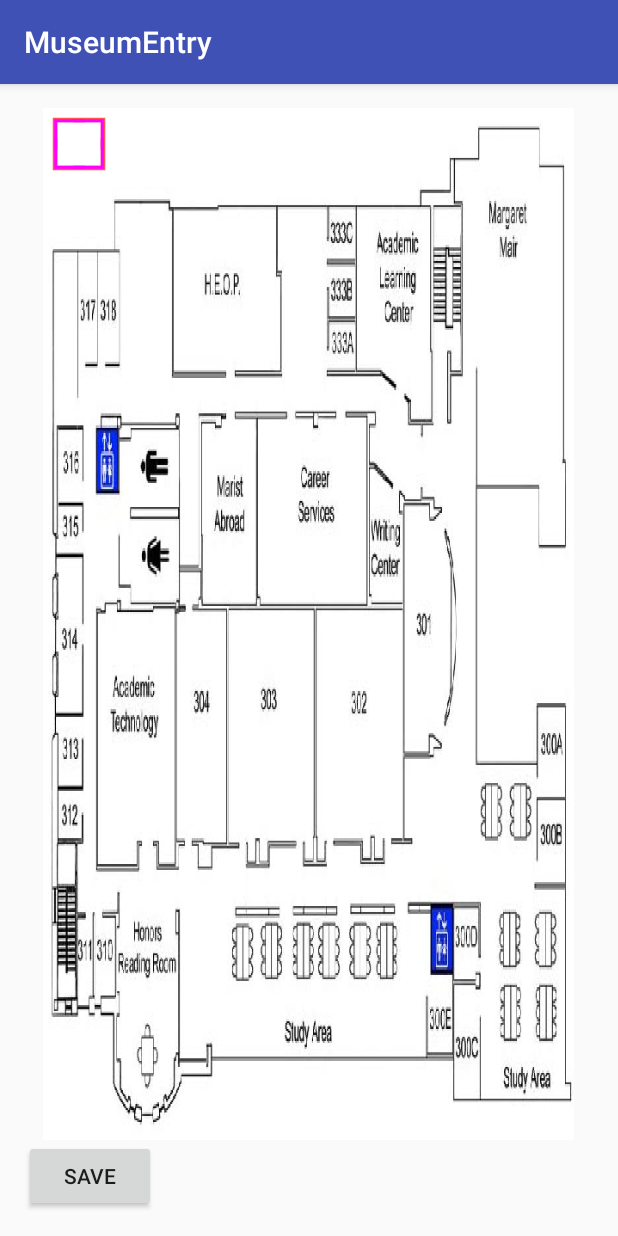
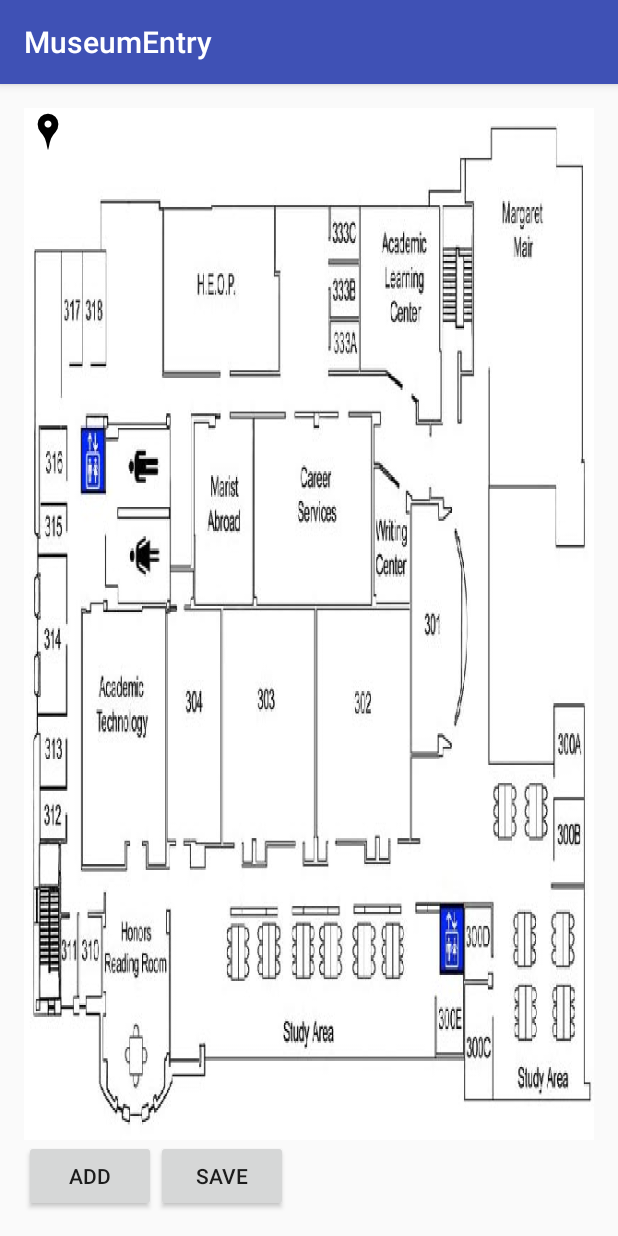
Before and after one commit to lanetteamkaushal/MuseumEntry, an Android app: the screen it shows after launch (MainActivity), on a phone screen of 412 x 824 dp. Run offline under Robolectric (Android 15) with nearby library versions, the light colour scheme and no system bars; libraries missing offline, so code that uses them is left out: com.estimote.sdk; 6 statements that could not run were skipped.

Commit message:
25th Oct 2016 Commit for Drag Fragment.

```diff
--- a/app/src/main/java/com/guam/museumentry/MainActivity.java
+++ b/app/src/main/java/com/guam/museumentry/MainActivity.java
@@ -2,40 +2,77 @@
 
 import android.graphics.Bitmap;
 import android.graphics.BitmapFactory;
+import android.graphics.drawable.BitmapDrawable;
+import android.os.Build;
 import android.os.Bundle;
 import android.support.v7.app.AppCompatActivity;
+import android.util.Log;
 import android.view.View;
+import android.widget.FrameLayout;
+import android.widget.ImageView;
 
 import com.estimote.sdk.EstimoteSDK;
 import com.estimote.sdk.SystemRequirementsChecker;
-import com.guam.museumentry.crop.cropwindow.CropImageView;
 import com.guam.museumentry.global.AndroidUtilities;
 import com.guam.museumentry.global.BuildVars;
+import com.guam.museumentry.v4Style.DragFrameLayout;
 
 import static com.guam.museumentry.global.GlobalApplication.applicationContext;
 
 public class MainActivity extends AppCompatActivity {
 
-    CropImageView cropImageView;
+    private static final String TAG = "MainActivity";
+    DragFrameLayout cropImageView;
 
     @Override
     protected void onCreate(Bundle savedInstanceState) {
         super.onCreate(savedInstanceState);
         setContentView(R.layout.activity_main);
-        cropImageView = (CropImageView) findViewById(R.id.CropImageView);
+        cropImageView = (DragFrameLayout) findViewById(R.id.CropImageView);
+        cropImageView.setDragFrameController(new DragFrameLayout.DragFrameLayoutController() {
+
+            @Override
+            public void onDragDrop(View floatingShape, boolean captured) {
+                /* Animate the translation of the {@link View}. Note that the translation
+                 is being modified, not the elevation. */
+                if (Build.VERSION.SDK_INT >= Build.VERSION_CODES.LOLLIPOP) {
+                    floatingShape.animate()
+                            .translationZ(captured ? 50 : 0)
+                            .setDuration(100);
+                }
+                Log.d(TAG, captured ? "Drag" : "Drop");
+            }
+        });
         BitmapFactory.Options opts = new BitmapFactory.Options();
         opts.outWidth = AndroidUtilities.displaySize.x;
         opts.outHeight = AndroidUtilities.displaySize.y - AndroidUtilities.dp(72);
         Bitmap bitmap = BitmapFactory.decodeResource(getResources(), R.drawable.floor_1, opts);
         bitmap = Bitmap.createScaledBitmap(bitmap, AndroidUtilities.displaySize.x, AndroidUtilities.displaySize.y - AndroidUtilities.dp(24), false);
-        cropImageView.setImageBitmap(bitmap);
         setupEstimote();
         (findViewById(R.id.btnSavePin)).setOnClickListener(new View.OnClickListener() {
             @Override
             public void onClick(View view) {
-                cropImageView.getCroppedImage();
+//                cropImageView.getCroppedImage();
             }
         });
+        (findViewById(R.id.btnAddPin)).setOnClickListener(new View.OnClickListener() {
+            @Override
+            public void onClick(View view) {
+                ImageView iv_sticker = new ImageView(MainActivity.this);
+                iv_sticker.setImageDrawable(getResources().getDrawable(R.drawable.ic_action_location));
+                FrameLayout.LayoutParams layoutParams = new FrameLayout.LayoutParams(AndroidUtilities.dp(32), AndroidUtilities.dp(32));
+                cropImageView.addView(iv_sticker, layoutParams);
+                cropImageView.addDragView(iv_sticker);//,layoutParams);
+            }
+        });
+        cropImageView.setBackgroundDrawable(new BitmapDrawable(getResources(), bitmap));
+        ImageView iv_sticker = new ImageView(MainActivity.this);
+        Bitmap bitmap1 = BitmapFactory.decodeResource(getResources(), R.drawable.ic_action_location);
+        bitmap1 = Bitmap.createScaledBitmap(bitmap1, AndroidUtilities.dp(32), AndroidUtilities.dp(32), false);
+        iv_sticker.setImageDrawable(new BitmapDrawable(getResources(), bitmap1));
+        FrameLayout.LayoutParams layoutParams = new FrameLayout.LayoutParams(AndroidUtilities.dp(32), AndroidUtilities.dp(32));
+        cropImageView.addView(iv_sticker, layoutParams);
+        cropImageView.addDragView(iv_sticker);//,layoutParams);
     }
 
     private void setupEstimote() {
--- a/app/src/main/res/layout/activity_main.xml
+++ b/app/src/main/res/layout/activity_main.xml
@@ -1,6 +1,5 @@
 <?xml version="1.0" encoding="utf-8"?>
 <RelativeLayout xmlns:android="http://schemas.android.com/apk/res/android"
-    xmlns:custom="http://schemas.android.com/apk/res-auto"
     xmlns:tools="http://schemas.android.com/tools"
     android:id="@+id/activity_main"
     android:layout_width="match_parent"
@@ -11,14 +10,13 @@
     android:paddingTop="@dimen/activity_vertical_margin"
     tools:context="com.guam.museumentry.MainActivity">
 
-    <com.guam.museumentry.crop.cropwindow.CropImageView
+    <com.guam.museumentry.v4Style.DragFrameLayout
         android:id="@+id/CropImageView"
         android:layout_width="match_parent"
         android:layout_height="match_parent"
         android:layout_above="@+id/linearLayout"
         android:layout_gravity="center"
-        android:scaleType="fitXY"
-        custom:imageResource="@drawable/floor_1" />
+        android:scaleType="fitXY" />
 
     <LinearLayout
         android:id="@+id/linearLayout"
@@ -27,6 +25,12 @@
         android:layout_alignParentBottom="true">
 
         <Button
+            android:id="@+id/btnAddPin"
+            android:layout_width="wrap_content"
+            android:layout_height="48dp"
+            android:text="Add" />
+
+        <Button
             android:id="@+id/btnSavePin"
             android:layout_width="wrap_content"
             android:layout_height="48dp"
--- a/app/src/main/res/values/colors.xml
+++ b/app/src/main/res/values/colors.xml
@@ -3,4 +3,5 @@
     <color name="colorPrimary">#3F51B5</color>
     <color name="colorPrimaryDark">#303F9F</color>
     <color name="colorAccent">#FF4081</color>
+    <color name="color_1">#E91E63</color>
 </resources>
--- a/app/src/main/res/values/dimens.xml
+++ b/app/src/main/res/values/dimens.xml
@@ -2,4 +2,6 @@
     <!-- Default screen margins, per the Android Design guidelines. -->
     <dimen name="activity_horizontal_margin">16dp</dimen>
     <dimen name="activity_vertical_margin">16dp</dimen>
+    <dimen name="shape_size">96dp</dimen>
+    <dimen name="elevation_step">8dp</dimen>
 </resources>
```
Also changed, not shown: app/src/main/java/com/guam/museumentry/v4Style/DragFrameLayout.java (added, +179 -0 lines), app/src/main/java/com/guam/museumentry/v4Style/ElevationDragFragment.java (added, +126 -0 lines), app/src/main/res/layout/ztranslation.xml (added, +50 -0 lines), app/src/main/res/drawable-hdpi/ic_action_location.png (added), app/src/main/res/drawable-mdpi/ic_action_location.png (added), app/src/main/res/drawable-xhdpi/ic_action_location.png (added), app/src/main/res/drawable-xxhdpi/ic_action_location.png (added), app/src/main/res/drawable-xxxhdpi/ic_action_location.png (added).
